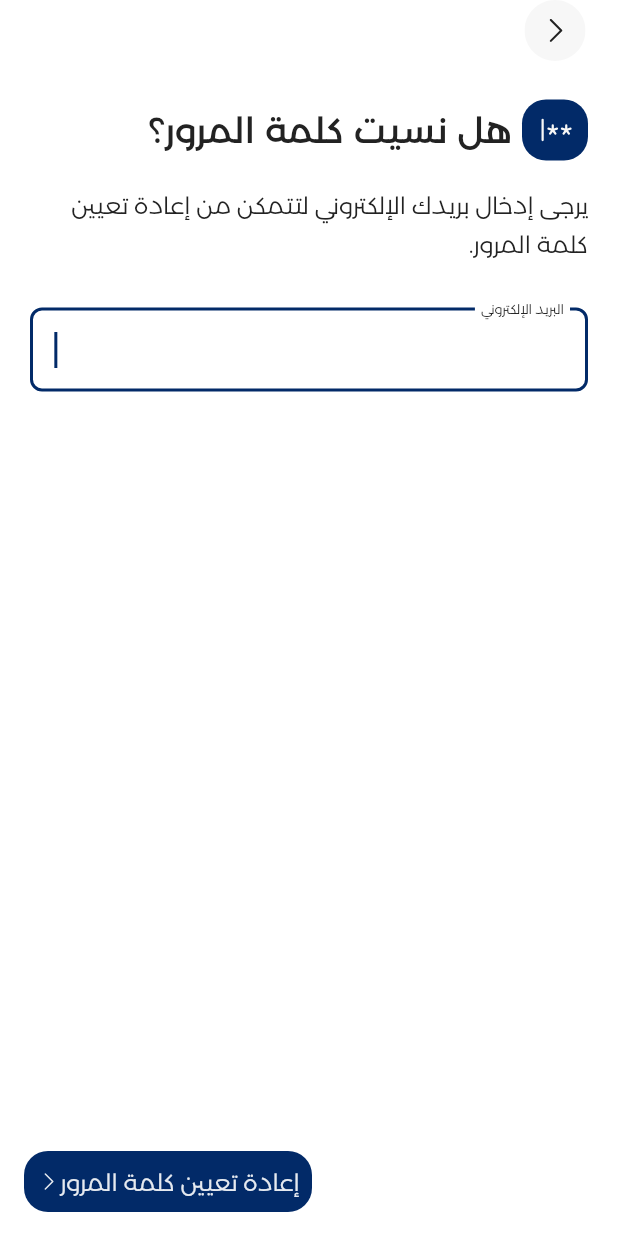
After one commit to HackerhaTeam/student_app, a Flutter app: the screen it shows after launch, after a tap on "هل نسيت كلمة المرور؟", on a phone screen of 412 x 824 dp. The commit adds this screen. Run offline on Flutter 3.47's test engine with Material 3 defaults, Android fonts, the phone set to English and light mode, and no system bars; our stand-ins replace flutter_bloc, flutter_svg, phosphor_flutter, pin_code_fields.

Commit message:
Log In Pages UI Done

```diff
--- /dev/null
+++ b/lib/core/util/navigator.dart
@@ -0,0 +1,27 @@
+import 'package:flutter/material.dart';
+
+class Moving {
+  static void navToPage({required BuildContext context, required Widget page}) {
+    Navigator.of(context).push(_createRoute(page));
+  }
+
+  static Route _createRoute(Widget page) {
+    return PageRouteBuilder(
+      pageBuilder: (context, animation, secondaryAnimation) => page,
+      transitionsBuilder: (context, animation, secondaryAnimation, child) {
+        const begin = Offset(1.0, 0.0); // يبدأ من اليمين
+        const end = Offset.zero; // ينتهي عند المركز
+        const curve = Curves.easeInOut; // تأثير الحركة
+
+        var tween =
+            Tween(begin: begin, end: end).chain(CurveTween(curve: curve));
+        var offsetAnimation = animation.drive(tween);
+
+        return SlideTransition(
+          position: offsetAnimation,
+          child: child,
+        );
+      },
+    );
+  }
+}
--- /dev/null
+++ b/lib/features/Auth/presentation/pages/log_in_pages/forget_password_page.dart
@@ -0,0 +1,12 @@
+import 'package:flutter/material.dart';
+import 'package:student_hackerha/features/Auth/presentation/widgets/log_in_pages/forget_password_page_body.dart';
+import 'package:student_hackerha/features/Auth/presentation/widgets/log_in_pages/log_in_page_body.dart';
+
+class ForgetPasswordPage extends StatelessWidget {
+  const ForgetPasswordPage({super.key});
+
+  @override
+  Widget build(BuildContext context) {
+    return ForgetPasswordPageBody();
+  }
+}
--- a/lib/features/Auth/presentation/pages/sign_up_pages/sign_up_wrapper.dart
+++ b/lib/features/Auth/presentation/pages/sign_up_pages/sign_up_wrapper.dart
@@ -5,7 +5,7 @@ import 'package:student_hackerha/features/Auth/presentation/pages/sign_up_pages/
 import 'package:student_hackerha/features/Auth/presentation/pages/sign_up_pages/sign_up_page3.dart';
 import 'package:student_hackerha/features/Auth/presentation/pages/sign_up_pages/sign_up_page4.dart';
 import 'package:student_hackerha/features/Auth/presentation/pages/sign_up_pages/sign_up_page5.dart';
-import 'package:student_hackerha/features/Auth/presentation/pages/sign_up_pages/sign_up_page6.dart';
+import 'package:student_hackerha/features/Auth/presentation/pages/sign_up_pages/verification_page.dart';
 import 'package:student_hackerha/features/Auth/presentation/widgets/headers/auth_pages_header.dart';
 import 'sign_up_page1.dart';
 
@@ -80,7 +80,9 @@ class _AuthWrapperState extends State<AuthWrapper> {
                   SignUpPage3(onNext: _goToNextPage),
                   SignUpPage4(onNext: _goToNextPage),
                   SignUpPage5(onNext: _goToNextPage),
-                  SignUpPage6(onNext: _goToNextPage),
+                  VerificationPage(
+                    isSignIn: false,
+                  ),
                 ],
               ),
             ),
--- /dev/null
+++ b/lib/features/Auth/presentation/widgets/log_in_pages/forget_password_page_body.dart
@@ -0,0 +1,93 @@
+import 'package:flutter/material.dart';
+import 'package:phosphor_flutter/phosphor_flutter.dart';
+import 'package:student_hackerha/core/functions/get_responsive_size.dart';
+import 'package:student_hackerha/core/themes/extentions/app_backgrounds.dart';
+import 'package:student_hackerha/core/themes/typoGraphy/app_text_styles.dart';
+import 'package:student_hackerha/core/util/navigator.dart';
+import 'package:student_hackerha/core/widgets/custom_text_field.dart';
+import 'package:student_hackerha/features/Auth/presentation/pages/sign_up_pages/verification_page.dart';
+import 'package:student_hackerha/features/Auth/presentation/widgets/buttons/back_button.dart';
+import 'package:student_hackerha/features/Auth/presentation/widgets/buttons/floating_next_button.dart';
+import 'package:student_hackerha/features/Auth/presentation/widgets/headers/introduction_header.dart';
+
+class ForgetPasswordPageBody extends StatefulWidget {
+  const ForgetPasswordPageBody({super.key});
+
+  @override
+  State<ForgetPasswordPageBody> createState() => _ForgetPasswordPageBodyState();
+}
+
+class _ForgetPasswordPageBodyState extends State<ForgetPasswordPageBody> {
+  final TextEditingController emailController = TextEditingController();
+  final GlobalKey<FormState> formKey = GlobalKey<FormState>();
+  final FocusNode emailFocusNode = FocusNode();
+  @override
+  void initState() {
+    super.initState();
+
+    WidgetsBinding.instance.addPostFrameCallback((_) {
+      emailFocusNode.requestFocus();
+    });
+  }
+
+  @override
+  Widget build(BuildContext context) {
+    final backgrounds = Theme.of(context).extension<AppBackgrounds>()!;
+    final styles = Theme.of(context).textTheme;
+    return Scaffold(
+      floatingActionButton: FloatingNextButton(
+        formKey: formKey,
+        onNext: () {
+          if (formKey.currentState!.validate()) {
+            Moving.navToPage(
+                context: context,
+                page: VerificationPage(
+                  isSignIn: true,
+                ));
+          }
+        },
+        width: 192.w(context),
+        buttonText: "إعادة تعيين كلمة المرور",
+      ),
+      body: SafeArea(
+          child: Padding(
+        padding: EdgeInsets.symmetric(
+          horizontal: 20.w(context),
+        ),
+        child: Form(
+          key: formKey,
+          child: Column(
+            crossAxisAlignment: CrossAxisAlignment.start,
+            children: [
+              AuthBackButton(onBack: () {
+                Navigator.of(context).pop();
+              }),
+              IntroductionHeader(
+                  styles: styles,
+                  introText: " هل نسيت كلمة المرور؟",
+                  icon: PhosphorIcons.password()),
+              Padding(
+                padding:
+                    EdgeInsets.only(top: 8.h(context), bottom: 32.h(context)),
+                child: Text(
+                  "يرجى إدخال بريدك الإلكتروني لتتمكن من إعادة تعيين كلمة المرور.",
+                  style: styles.xParagraphLargeLose,
+                ),
+              ),
+              Center(
+                child: CustomTextField(
+                  focusNode: emailFocusNode,
+                  keyboardType: TextInputType.emailAddress,
+                  fieldType: FieldType.email,
+                  label: "البريد الإلكتروني",
+                  radius: 8.r(context),
+                  controller: emailController,
+                ),
+              )
+            ],
+          ),
+        ),
+      )),
+    );
+  }
+}
--- a/lib/features/Auth/presentation/widgets/log_in_pages/log_in_page_body.dart
+++ b/lib/features/Auth/presentation/widgets/log_in_pages/log_in_page_body.dart
@@ -1,14 +1,16 @@
-// ignore_for_file: use_build_context_synchronously
+// ignore_for_file: use_build_context_synchronously, deprecated_member_use
 
 import 'package:flutter/material.dart';
 import 'package:phosphor_flutter/phosphor_flutter.dart';
 import 'package:student_hackerha/core/constants/assets.dart';
 import 'package:student_hackerha/core/functions/get_responsive_size.dart';
-import 'package:student_hackerha/core/themes/extentions/app_borders.dart';
-import 'package:student_hackerha/core/themes/extentions/app_content.dart';
+import 'package:student_hackerha/core/themes/extentions/app_backgrounds.dart';
+
 import 'package:student_hackerha/core/themes/typoGraphy/app_text_styles.dart';
+import 'package:student_hackerha/core/util/navigator.dart';
 import 'package:student_hackerha/core/widgets/custom_success_dialog.dart';
 import 'package:student_hackerha/core/widgets/custom_text_field.dart';
+import 'package:student_hackerha/features/Auth/presentation/pages/log_in_pages/forget_password_page.dart';
 import 'package:student_hackerha/features/Auth/presentation/pages/sign_up_pages/sign_up_wrapper.dart';
 import 'package:student_hackerha/features/Auth/presentation/widgets/buttons/back_button.dart';
 import 'package:student_hackerha/features/Auth/presentation/widgets/buttons/floating_next_button.dart';
@@ -37,8 +39,7 @@ class _LoginPageBodyState extends State<LoginPageBody> {
 
   @override
   Widget build(BuildContext context) {
-    final content = Theme.of(context).extension<AppContent>()!;
-    final border = Theme.of(context).extension<AppBorders>()!;
+    final backgrounds = Theme.of(context).extension<AppBackgrounds>()!;
     final styles = Theme.of(context).textTheme;
     return Scaffold(
       floatingActionButton: FloatingNextButton(
@@ -57,16 +58,13 @@ class _LoginPageBodyState extends State<LoginPageBody> {
                       "أهلاً بك مجدداً معنا، شمر عن سواعدك وخلي تهكير المادة علينا.",
                 ),
               );
-            }
-
               await Future.delayed(
                 const Duration(seconds: 3),
               );
 
               Navigator.of(context).pop();
-            Navigator.of(context).push(
-              MaterialPageRoute(builder: (context) => AuthWrapper()),
-            );
+              Moving.navToPage(context: context, page: AuthWrapper());
+            }
           }),
       body: Padding(
         padding: EdgeInsets.symmetric(horizontal: 20.w(context)),
@@ -115,9 +113,19 @@ class _LoginPageBodyState extends State<LoginPageBody> {
                 SizedBox(
                   height: 18.h(context),
                 ),
-                Text(
+                TextButton(
+                  style: TextButton.styleFrom(
+                    padding: EdgeInsets.all(0),
+                    overlayColor: backgrounds.primaryBrand.withOpacity(0.2),
+                  ),
+                  onPressed: () {
+                    Moving.navToPage(
+                        context: context, page: ForgetPasswordPage());
+                  },
+                  child: Text(
                     "هل نسيت كلمة المرور؟",
                     style: styles.xLabelLarge,
+                  ),
                 )
               ],
             ),
```
Also changed, not shown: lib/features/Auth/presentation/pages/log_in_pages/reset_pawword_page.dart (added, +11 -0 lines), lib/features/Auth/presentation/pages/sign_up_pages/sign_up_page6.dart (deleted, +0 -15 lines), lib/features/Auth/presentation/pages/sign_up_pages/verification_page.dart (added, +20 -0 lines), lib/features/Auth/presentation/widgets/log_in_pages/reset_pawword_page_body.dart (added, +120 -0 lines), lib/features/Auth/presentation/widgets/signup_pages/verification_page_body.dart (renamed from lib/features/Auth/presentation/widgets/signup_pages/sign_up_page6_body.dart, +23 -14 lines), 4 other files. Lines whose indentation alone changed are shown as unchanged.
